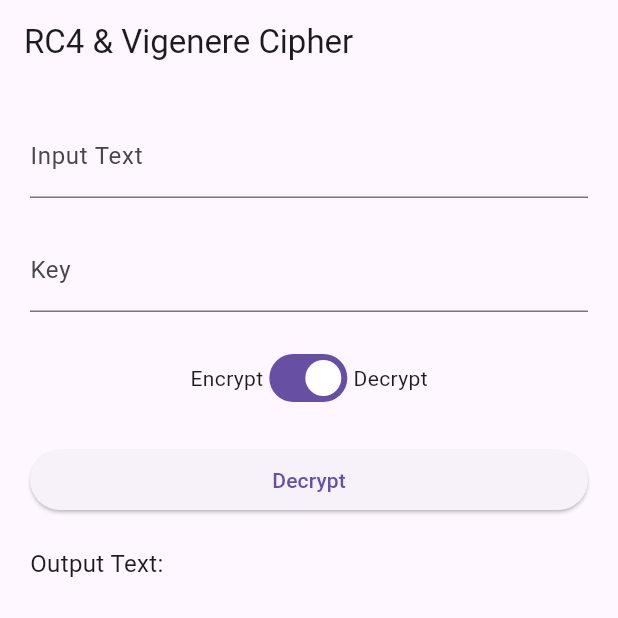
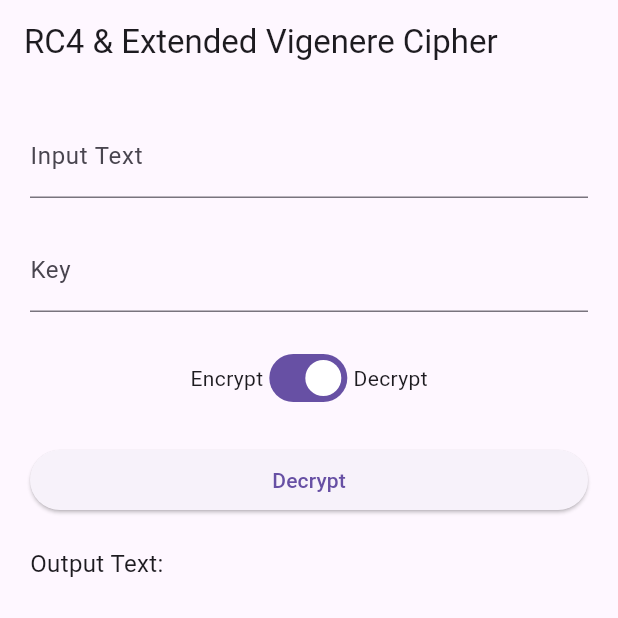
Before and after one commit to gibranfsh/tugas-1-kriptografi-koding-modified-cipher, a Flutter app: the screen it shows after launch, on a phone screen of 412 x 824 dp, the top half of it. Run offline on Flutter 3.47's test engine with Material 3 defaults, Android fonts, the phone set to English and light mode, and no system bars.

Commit message:
fix: format error

```diff
--- a/lib/main.dart
+++ b/lib/main.dart
@@ -4,10 +4,12 @@
 import 'package:tugas_2_kriptografi_koding/src/rc4.dart';
 
 void main() {
-  runApp(MyApp());
+  runApp(const MyApp());
 }
 
 class MyApp extends StatelessWidget {
+  const MyApp({super.key});
+
   @override
   Widget build(BuildContext context) {
     return MaterialApp(
@@ -15,13 +17,16 @@
       theme: ThemeData(
         primarySwatch: Colors.blue,
       ),
-      home: EncryptionScreen(),
+      home: const EncryptionScreen(),
     );
   }
 }
 
 class EncryptionScreen extends StatefulWidget {
+  const EncryptionScreen({super.key});
+
   @override
+  // ignore: library_private_types_in_public_api
   _EncryptionScreenState createState() => _EncryptionScreenState();
 }
 
@@ -35,15 +40,15 @@
   Widget build(BuildContext context) {
     return Scaffold(
       appBar: AppBar(
-        title: Text('RC4 & Vigenere Cipher'),
+        title: const Text('RC4 & Extended Vigenere Cipher'),
       ),
       body: Padding(
-        padding: EdgeInsets.all(20.0),
+        padding: const EdgeInsets.all(20.0),
         child: Column(
           crossAxisAlignment: CrossAxisAlignment.stretch,
           children: [
             TextField(
-              decoration: InputDecoration(
+              decoration: const InputDecoration(
                 labelText: 'Input Text',
               ),
               onChanged: (text) {
@@ -52,9 +57,9 @@
                 });
               },
             ),
-            SizedBox(height: 20.0),
+            const SizedBox(height: 20.0),
             TextField(
-              decoration: InputDecoration(
+              decoration: const InputDecoration(
                 labelText: 'Key',
               ),
               onChanged: (text) {
@@ -63,11 +68,11 @@
                 });
               },
             ),
-            SizedBox(height: 20.0),
+            const SizedBox(height: 20.0),
             Row(
               mainAxisAlignment: MainAxisAlignment.center,
               children: [
-                Text('Encrypt'),
+                const Text('Encrypt'),
                 Switch(
                   value: _isEncryptMode,
                   onChanged: (value) {
@@ -76,10 +81,10 @@
                     });
                   },
                 ),
-                Text('Decrypt'),
+                const Text('Decrypt'),
               ],
             ),
-            SizedBox(height: 20.0),
+            const SizedBox(height: 20.0),
             ElevatedButton(
               onPressed: () {
                 if (!_isEncryptMode) {
@@ -90,10 +95,10 @@
               },
               child: Text(!_isEncryptMode ? 'Encrypt' : 'Decrypt'),
             ),
-            SizedBox(height: 20.0),
+            const SizedBox(height: 20.0),
             Text(
               'Output Text: $_outputText',
-              style: TextStyle(fontSize: 16.0),
+              style: const TextStyle(fontSize: 16.0),
             ),
           ],
         ),
@@ -106,7 +111,8 @@
     List<int> key = utf8.encode(_key);
     ModifiedRC4 rc4 = ModifiedRC4(key);
     List<int> rc4Encrypted = rc4.encrypt(plaintext);
-    ExtendedVigenereCipher extendedVigenereCipher = ExtendedVigenereCipher(_key);
+    ExtendedVigenereCipher extendedVigenereCipher =
+        ExtendedVigenereCipher(_key);
     List<int> vigenereEncrypted = extendedVigenereCipher.encrypt(rc4Encrypted);
     setState(() {
       _outputText = base64Encode(vigenereEncrypted);
@@ -116,7 +122,8 @@
   void _decrypt() {
     List<int> ciphertext = base64Decode(_inputText);
     List<int> key = utf8.encode(_key);
-    ExtendedVigenereCipher extendedVigenereCipher = ExtendedVigenereCipher(_key);
+    ExtendedVigenereCipher extendedVigenereCipher =
+        ExtendedVigenereCipher(_key);
     List<int> vigenereDecrypted = extendedVigenereCipher.decrypt(ciphertext);
     ModifiedRC4 rc4 = ModifiedRC4(key);
     List<int> plaintext = rc4.decrypt(vigenereDecrypted);
```
